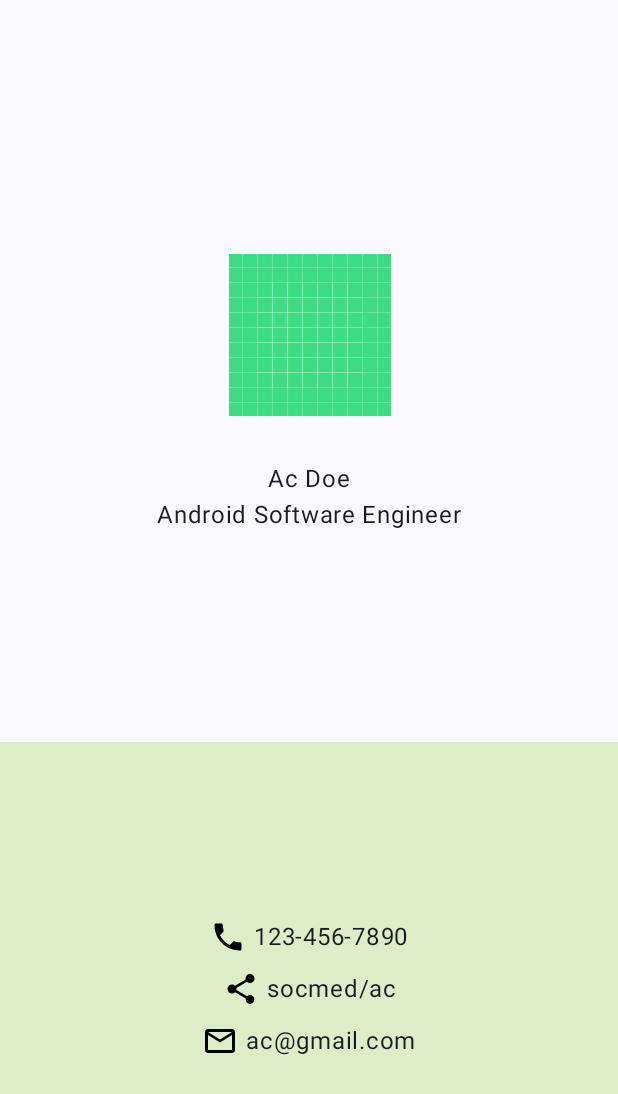
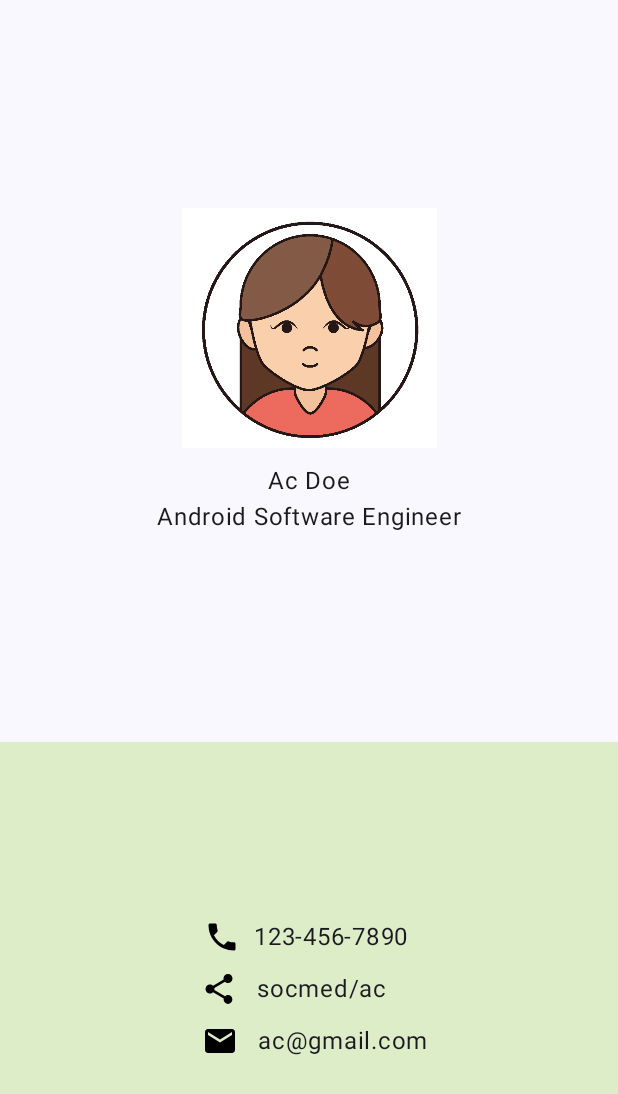
Before and after one commit to ach0309/Business-Card, an Android app built with Jetpack Compose: the screen it shows after launch (MainActivity), on a phone screen of 412 x 824 dp. Shown: the top 1094 px of the screen. Run offline under Robolectric (Android 15) with nearby library versions, the phone set to English and light mode, and no system bars.

Commit message:
added pic, clean up

```diff
--- a/app/src/main/java/com/example/businesscard/MainActivity.kt
+++ b/app/src/main/java/com/example/businesscard/MainActivity.kt
@@ -1,6 +1,5 @@
 package com.example.businesscard
 
-import android.graphics.drawable.Icon
 import android.os.Bundle
 import androidx.activity.ComponentActivity
 import androidx.activity.compose.setContent
@@ -13,8 +12,11 @@ import androidx.compose.foundation.layout.Row
 import androidx.compose.foundation.layout.fillMaxHeight
 import androidx.compose.foundation.layout.fillMaxSize
 import androidx.compose.foundation.layout.fillMaxWidth
+import androidx.compose.foundation.layout.offset
 import androidx.compose.foundation.layout.padding
+import androidx.compose.foundation.layout.size
 import androidx.compose.material.icons.Icons
+import androidx.compose.material.icons.filled.Email
 import androidx.compose.material.icons.filled.MailOutline
 import androidx.compose.material.icons.filled.Phone
 import androidx.compose.material.icons.filled.Share
@@ -25,6 +27,8 @@ import androidx.compose.runtime.Composable
 import androidx.compose.ui.Alignment
 import androidx.compose.ui.Modifier
 import androidx.compose.ui.graphics.Color
+import androidx.compose.ui.graphics.painter.Painter
+import androidx.compose.ui.graphics.vector.ImageVector
 import androidx.compose.ui.layout.ContentScale
 import androidx.compose.ui.res.painterResource
 import androidx.compose.ui.res.stringResource
@@ -40,7 +44,6 @@ class MainActivity : ComponentActivity() {
             BusinessCardTheme {
                 Scaffold(modifier = Modifier.fillMaxSize()) { innerPadding ->
                     Greeting(
-                        name = "Android",
                         modifier = Modifier.padding(innerPadding)
                     )
                 }
@@ -50,95 +53,110 @@ class MainActivity : ComponentActivity() {
 }
 
 @Composable
-fun Greeting(name: String, modifier: Modifier = Modifier) {
+fun Greeting(modifier: Modifier = Modifier) {
     Column(modifier = modifier.fillMaxSize()) {
-        Column(
-            modifier = modifier
-                .fillMaxHeight(.6f)
-                .fillMaxWidth(),
-            verticalArrangement = Arrangement.Center,
-            horizontalAlignment = Alignment.CenterHorizontally
-        ) {
-            NameAndTitle("Ac Doe", "Android Software Engineer")
-        }
-        Column(
-            modifier = modifier
-                .weight(1f)
-                .fillMaxWidth()
-                .background(Color(0xFFDCEDC8)),
-            verticalArrangement = Arrangement.Center,
-            horizontalAlignment = Alignment.CenterHorizontally
-        ) {
-            Contacts("123-456-7890", "socmed/ac", "ac@gmail.com")
-        }
-    }
-}
-
-@Composable
-fun NameAndTitle(name: String, jobTitle: String, modifier: Modifier = Modifier) {
-    Column(
-        modifier = modifier,
-        verticalArrangement = Arrangement.Center,
-        horizontalAlignment = Alignment.CenterHorizontally
-    ) {
-        Image(
-            //add an actual picture
-            painter = painterResource(id = R.drawable.ic_launcher_background),
-            contentDescription = "",
-            contentScale = ContentScale.FillBounds,
-            modifier = modifier.padding(30.dp)
+        NameAndJobTitle(
+            name = stringResource(R.string.full_name),
+            jobTitle = stringResource(R.string.job_title),
+            idPicture = painterResource(id = R.drawable.ac_girl)
         )
-        Text(
-            text = name
-        )
-        Text(
-            text = jobTitle
+        ContactInfo(
+            phone = stringResource(R.string.phone_number),
+            phoneIcon = Icons.Default.Phone,
+            socMed = stringResource(R.string.socmed_link),
+            socMedShareIcon = Icons.Default.Share,
+            email = stringResource(R.string.email_address),
+            emailIcon = Icons.Default.Email
         )
     }
 }
 
 @Composable
-fun Contacts(phone: String, socMed: String, email: String, modifier: Modifier = Modifier) {
+fun NameAndJobTitle(
+    name: String,
+    jobTitle: String,
+    idPicture: Painter,
+    modifier: Modifier = Modifier
+) {
     Column(
-        modifier = modifier,
+        modifier = modifier
+            .fillMaxHeight(.6f)
+            .fillMaxWidth(),
         verticalArrangement = Arrangement.Center,
         horizontalAlignment = Alignment.CenterHorizontally
-        //learn how to justifyAlign icons and texts
+    ) {
+        Image(
+            painter = idPicture,
+            contentDescription = null,
+            contentScale = ContentScale.Crop,
+            modifier = Modifier
+                .size(170.dp)
+                .padding(bottom = 10.dp)
+                .size(200.dp)
+        )
+        Text(text = name)
+        Text(text = jobTitle)
+    }
+}
+
+@Composable
+fun ContactInfo(
+    phone: String,
+    phoneIcon: ImageVector,
+    socMed: String,
+    socMedShareIcon: ImageVector,
+    email: String,
+    emailIcon: ImageVector,
+    modifier: Modifier = Modifier
+) {
+    Column(
+        modifier = modifier
+            .fillMaxSize()
+            .background(Color(0xFFDCEDC8)),
+        verticalArrangement = Arrangement.Center,
+        horizontalAlignment = Alignment.CenterHorizontally
     ) {
         Row(modifier = modifier.padding(5.dp)) {
             Icon(
-                imageVector = Icons.Default.Phone,
-                contentDescription = "Mail Icon",
-                modifier = modifier.padding(end = 5.dp),
+                imageVector = phoneIcon,
+                contentDescription = stringResource(R.string.mail_icon),
+                modifier = modifier
+                    .padding(end = 5.dp)
+                    .offset(x = -4.dp),
                 tint = Color.Black
             )
             Text(text = phone)
         }
         Row(modifier = modifier.padding(5.dp)) {
             Icon(
-                imageVector = Icons.Default.Share,
-                contentDescription = "Share Icon",
+                imageVector = socMedShareIcon,
+                contentDescription = stringResource(R.string.share_icon),
+                modifier = modifier
+                    .padding(end = 5.dp)
+                    .offset(x = -14.dp),
+                tint = Color.Black
+            )
+            Text(text = socMed,
+                modifier = modifier.offset(x=-6.dp))
+        }
+        Row(modifier = modifier.padding(5.dp)) {
+            Icon(
+                imageVector = emailIcon,
+                contentDescription = stringResource(R.string.mail_icon),
                 modifier = modifier.padding(end = 5.dp),
                 tint = Color.Black
             )
-            Text(text = socMed)
-        }
-        Row(modifier = modifier.padding(5.dp)) {
-            Icon(
-                imageVector = Icons.Default.MailOutline,
-                contentDescription = "Mail Icon",
-                modifier = modifier.padding(end = 5.dp),
-                tint = Color.Black
-            )
-            Text(text = email)
+            Text(text = email,
+                modifier = modifier.offset(x=8.dp))
         }
     }
 }
+
 
 @Preview(showBackground = true)
 @Composable
 fun GreetingPreview() {
     BusinessCardTheme {
-        Greeting("Android")
+        Greeting()
     }
 }
--- a/app/src/main/res/values/strings.xml
+++ b/app/src/main/res/values/strings.xml
@@ -1,3 +1,11 @@
 <resources>
     <string name="app_name">BusinessCard</string>
+    <string name="phone_icon">Phone Icon</string>
+    <string name="share_icon">Share Icon</string>
+    <string name="mail_icon">Mail Icon</string>
+    <string name="full_name">Ac Doe</string>
+    <string name="job_title">Android Software Engineer</string>
+    <string name="phone_number">123-456-7890</string>
+    <string name="socmed_link">socmed/ac</string>
+    <string name="email_address">ac@gmail.com</string>
 </resources>
```
Also changed, not shown: app/src/main/res/drawable-nodpi/ac_girl.png (added), 1 other file.
